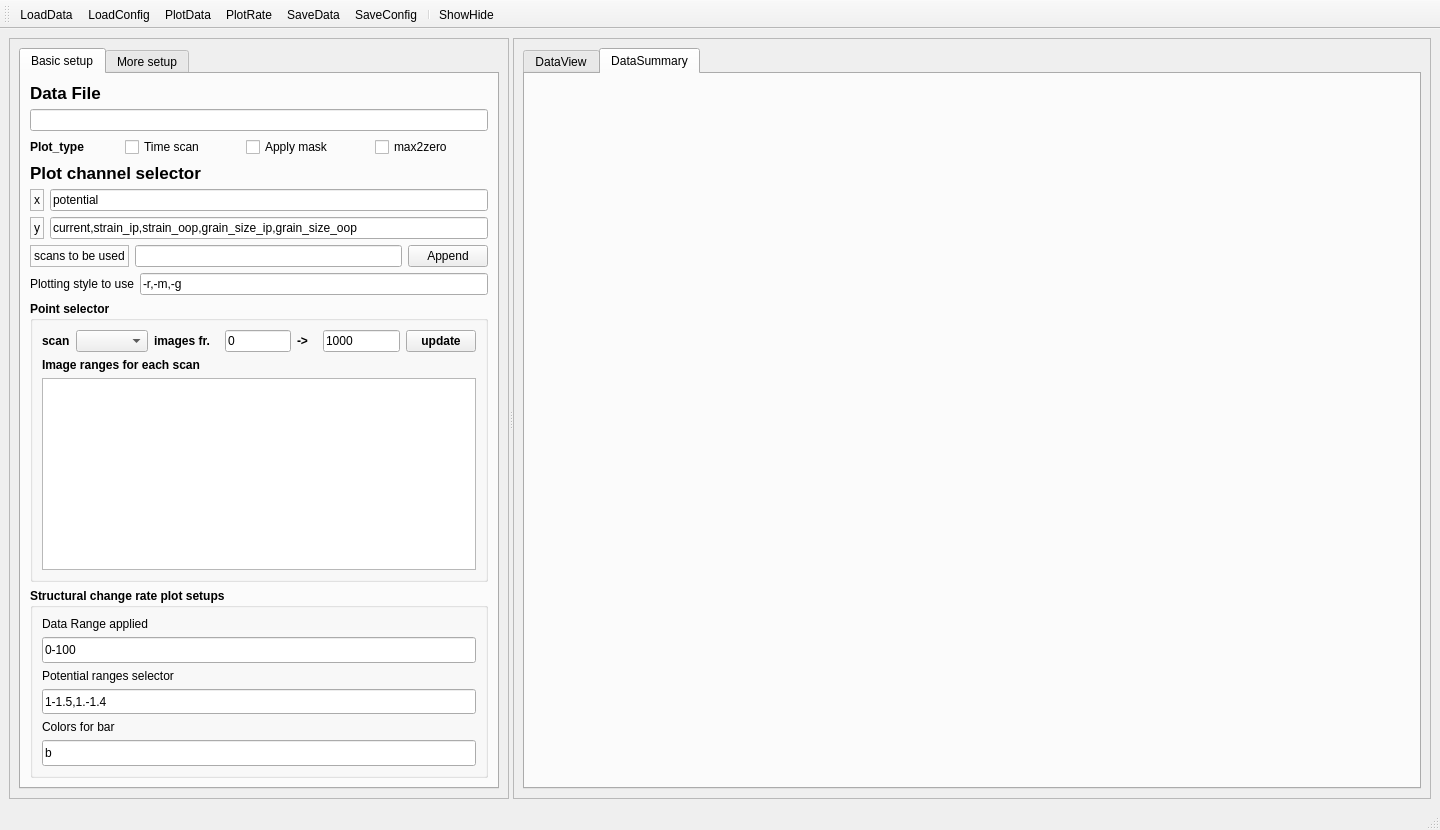
This is projects/viewer/data_viewer__xrv_new.ui in jackey-qiu/DaFy as Qt 5 draws it before an edit. The edited form follows.
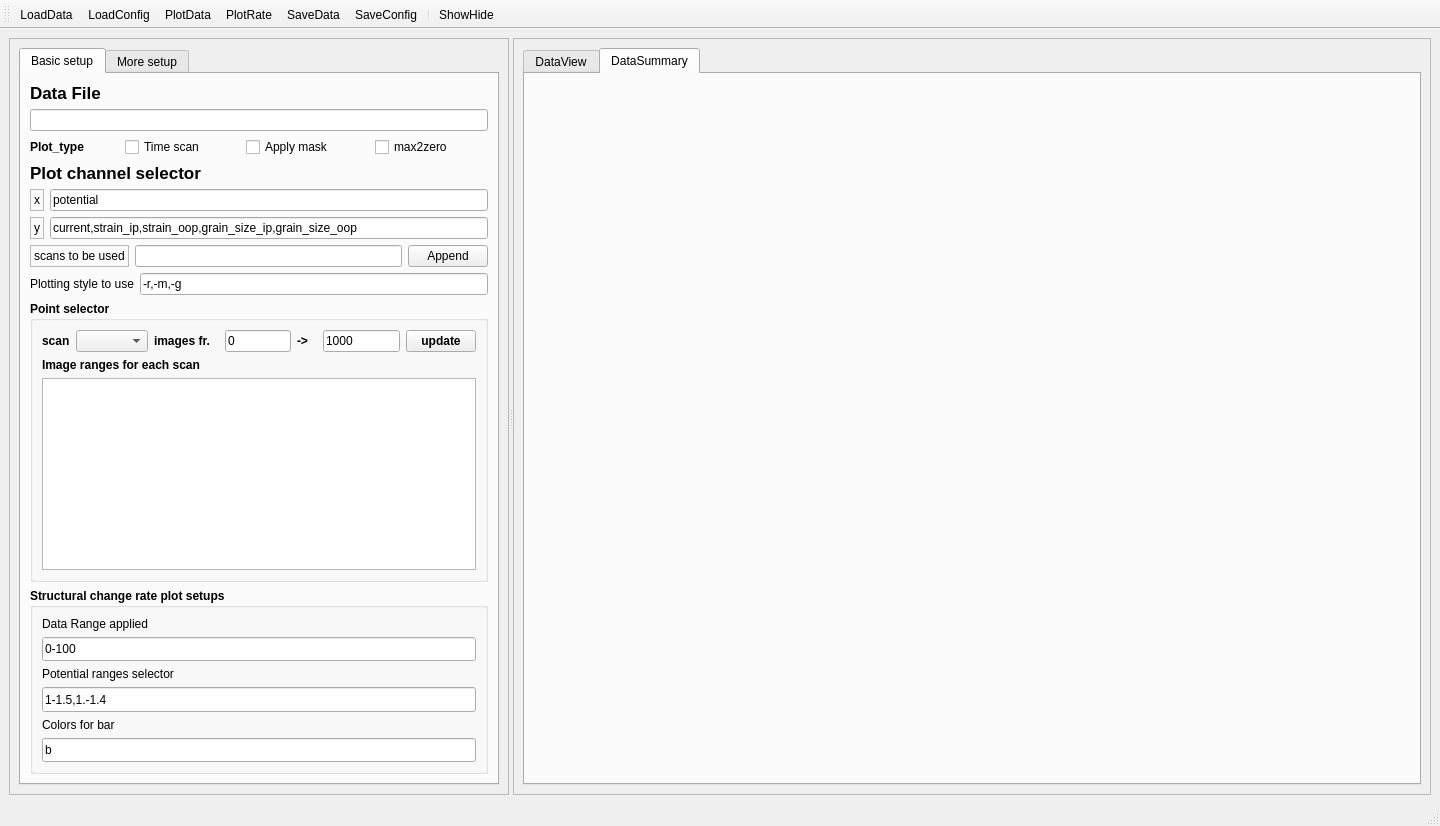
This is the edited form. Icons and pictures are not drawn. Custom widgets are drawn as their Qt base class.

Commit message: update UI icons for xrv viewer

```diff
--- a/projects/viewer/data_viewer__xrv_new.ui
+++ b/projects/viewer/data_viewer__xrv_new.ui
@@ -7,7 +7,7 @@
     <x>0</x>
     <y>0</y>
     <width>1440</width>
-    <height>830</height>
+    <height>826</height>
    </rect>
   </property>
   <property name="windowTitle">
```
Left out of the diff: 14 changed lines with no effect on the pictures.
